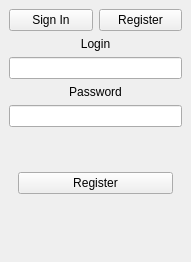
Above: src/mainwindow.ui from Qweyke/InfSec_PasswordGuiClient before the change. Below: the same form after it.
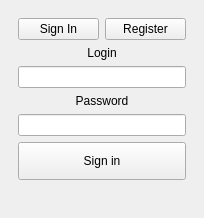
That is the form after the change. The open tabs and pages were chosen to show the change.

The edit to the form file:
```diff
--- a/src/mainwindow.ui
+++ b/src/mainwindow.ui
@@ -6,17 +6,30 @@
    <rect>
     <x>0</x>
     <y>0</y>
-    <width>191</width>
-    <height>262</height>
+    <width>204</width>
+    <height>218</height>
    </rect>
   </property>
+  <property name="sizePolicy">
+   <sizepolicy hsizetype="Expanding" vsizetype="Expanding">
+    <horstretch>0</horstretch>
+    <verstretch>0</verstretch>
+   </sizepolicy>
+  </property>
   <property name="windowTitle">
    <string>Password GUI client</string>
   </property>
   <widget class="QWidget" name="centralwidget">
+   <layout class="QVBoxLayout" name="verticalLayout_4">
+    <item>
+     <widget class="QStackedWidget" name="mainStackedWidget">
+      <property name="currentIndex">
+       <number>0</number>
+      </property>
+      <widget class="QWidget" name="welcomePage">
    <layout class="QVBoxLayout" name="verticalLayout">
     <item>
-     <layout class="QHBoxLayout" name="horizontalLayout">
+         <layout class="QHBoxLayout" name="switchButtonsLayout">
       <item>
        <widget class="QPushButton" name="logSwitchButton">
         <property name="text">
@@ -58,20 +71,65 @@
     </item>
     <item>
      <widget class="QLineEdit" name="passLineEdit">
+          <property name="sizePolicy">
+           <sizepolicy hsizetype="Expanding" vsizetype="Preferred">
+            <horstretch>0</horstretch>
+            <verstretch>0</verstretch>
+           </sizepolicy>
+          </property>
       <property name="echoMode">
        <enum>QLineEdit::EchoMode::Password</enum>
       </property>
      </widget>
     </item>
     <item>
-     <widget class="QStackedWidget" name="switchFormsWidget">
+         <widget class="QStackedWidget" name="regLogStackedWidget">
+          <property name="sizePolicy">
+           <sizepolicy hsizetype="Preferred" vsizetype="Preferred">
+            <horstretch>0</horstretch>
+            <verstretch>0</verstretch>
+           </sizepolicy>
+          </property>
+          <property name="contextMenuPolicy">
+           <enum>Qt::ContextMenuPolicy::NoContextMenu</enum>
+          </property>
       <property name="currentIndex">
        <number>1</number>
       </property>
-      <widget class="QWidget" name="logPage">
-       <layout class="QVBoxLayout" name="verticalLayout_2">
+          <widget class="QWidget" name="logInPage">
+           <property name="sizePolicy">
+            <sizepolicy hsizetype="Preferred" vsizetype="Preferred">
+             <horstretch>0</horstretch>
+             <verstretch>0</verstretch>
+            </sizepolicy>
+           </property>
+           <layout class="QHBoxLayout" name="horizontalLayout">
+            <property name="leftMargin">
+             <number>0</number>
+            </property>
+            <property name="topMargin">
+             <number>0</number>
+            </property>
+            <property name="rightMargin">
+             <number>0</number>
+            </property>
+            <property name="bottomMargin">
+             <number>0</number>
+            </property>
         <item>
-         <widget class="QPushButton" name="logButton">
+             <widget class="QPushButton" name="logInButton">
+              <property name="sizePolicy">
+               <sizepolicy hsizetype="Preferred" vsizetype="Preferred">
+                <horstretch>0</horstretch>
+                <verstretch>0</verstretch>
+               </sizepolicy>
+              </property>
+              <property name="maximumSize">
+               <size>
+                <width>16777215</width>
+                <height>16777215</height>
+               </size>
+              </property>
           <property name="text">
            <string>Sign in</string>
           </property>
@@ -80,9 +138,33 @@
        </layout>
       </widget>
       <widget class="QWidget" name="regPage">
-       <layout class="QVBoxLayout" name="verticalLayout_3">
+           <property name="sizePolicy">
+            <sizepolicy hsizetype="Preferred" vsizetype="Preferred">
+             <horstretch>0</horstretch>
+             <verstretch>0</verstretch>
+            </sizepolicy>
+           </property>
+           <layout class="QVBoxLayout" name="verticalLayout_2">
+            <property name="leftMargin">
+             <number>0</number>
+            </property>
+            <property name="topMargin">
+             <number>0</number>
+            </property>
+            <property name="rightMargin">
+             <number>0</number>
+            </property>
+            <property name="bottomMargin">
+             <number>0</number>
+            </property>
         <item>
          <widget class="QPushButton" name="regButton">
+              <property name="sizePolicy">
+               <sizepolicy hsizetype="Preferred" vsizetype="Preferred">
+                <horstretch>0</horstretch>
+                <verstretch>0</verstretch>
+               </sizepolicy>
+              </property>
           <property name="text">
            <string>Register</string>
           </property>
@@ -97,6 +179,35 @@
       <property name="text">
        <string/>
       </property>
+         </widget>
+        </item>
+       </layout>
+      </widget>
+      <widget class="QWidget" name="workingPage">
+       <layout class="QVBoxLayout" name="verticalLayout_5">
+        <item>
+         <widget class="QListView" name="usersListView">
+          <property name="enabled">
+           <bool>true</bool>
+          </property>
+         </widget>
+        </item>
+        <item>
+         <widget class="QPushButton" name="changePassButton">
+          <property name="text">
+           <string>Change password</string>
+          </property>
+         </widget>
+        </item>
+        <item>
+         <widget class="QPushButton" name="logOutButton">
+          <property name="text">
+           <string>Log out</string>
+          </property>
+         </widget>
+        </item>
+       </layout>
+      </widget>
      </widget>
     </item>
    </layout>
```
Left out of the diff: 4 changed lines with no effect on the pictures. Lines whose indentation alone changed are shown as unchanged.
